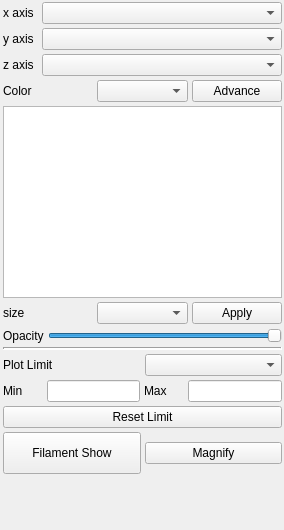
This is glue_vispy_viewers/scatter/options_widget.ui in glue-viz/glue-vispy-viewers as Qt 5 draws it before an edit. The edited form follows.
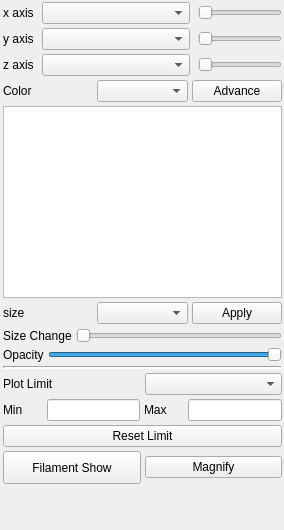
This is the edited form.

What changed in the file:
```diff
--- a/glue_vispy_viewers/scatter/options_widget.ui
+++ b/glue_vispy_viewers/scatter/options_widget.ui
@@ -63,7 +63,7 @@
        <number>10</number>
       </property>
       <item>
-       <layout class="QHBoxLayout" name="xAxisLayout" stretch="0,4">
+       <layout class="QHBoxLayout" name="xAxisLayout" stretch="0,4,0">
         <property name="spacing">
          <number>8</number>
         </property>
@@ -90,10 +90,17 @@
           </property>
          </widget>
         </item>
+        <item>
+         <widget class="QSlider" name="horizontalSlider">
+          <property name="orientation">
+           <enum>Qt::Horizontal</enum>
+          </property>
+         </widget>
+        </item>
        </layout>
       </item>
       <item>
-       <layout class="QHBoxLayout" name="yAxisLayout" stretch="0,4">
+       <layout class="QHBoxLayout" name="yAxisLayout" stretch="0,4,0">
         <property name="spacing">
          <number>8</number>
         </property>
@@ -120,10 +127,17 @@
           </property>
          </widget>
         </item>
+        <item>
+         <widget class="QSlider" name="horizontalSlider_2">
+          <property name="orientation">
+           <enum>Qt::Horizontal</enum>
+          </property>
+         </widget>
+        </item>
        </layout>
       </item>
       <item>
-       <layout class="QHBoxLayout" name="zAxisLayout" stretch="0,4">
+       <layout class="QHBoxLayout" name="zAxisLayout" stretch="0,4,0">
         <property name="spacing">
          <number>8</number>
         </property>
@@ -150,6 +164,13 @@
           </property>
          </widget>
         </item>
+        <item>
+         <widget class="QSlider" name="horizontalSlider_3">
+          <property name="orientation">
+           <enum>Qt::Horizontal</enum>
+          </property>
+         </widget>
+        </item>
        </layout>
       </item>
       <item>
@@ -236,6 +257,36 @@
         </item>
        </layout>
       </item>
+      <item>
+       <layout class="QHBoxLayout" name="horizontalLayout_9">
+        <item>
+         <widget class="QLabel" name="label">
+          <property name="text">
+           <string>Size Change</string>
+          </property>
+          <property name="wordWrap">
+           <bool>false</bool>
+          </property>
+         </widget>
+        </item>
+        <item>
+         <widget class="QSlider" name="sizeSlider">
+          <property name="minimum">
+           <number>1</number>
+          </property>
+          <property name="maximum">
+           <number>100</number>
+          </property>
+          <property name="value">
+           <number>1</number>
+          </property>
+          <property name="orientation">
+           <enum>Qt::Horizontal</enum>
+          </property>
+         </widget>
+        </item>
+       </layout>
+      </item>
       <item>
        <layout class="QHBoxLayout" name="horizontalLayout_6">
         <item>
```
